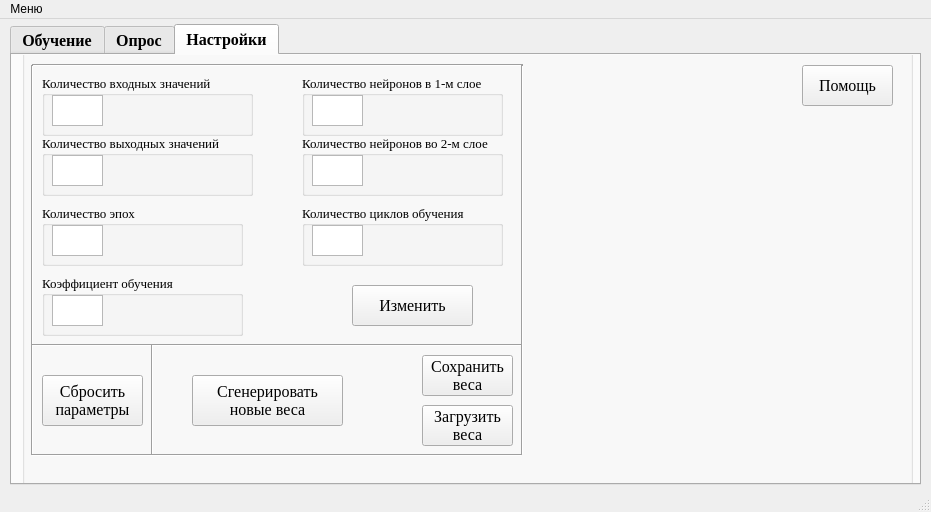
First picture: the form in uixml/shield2.ui, repository ILTZ/NNGUI, before the edit.
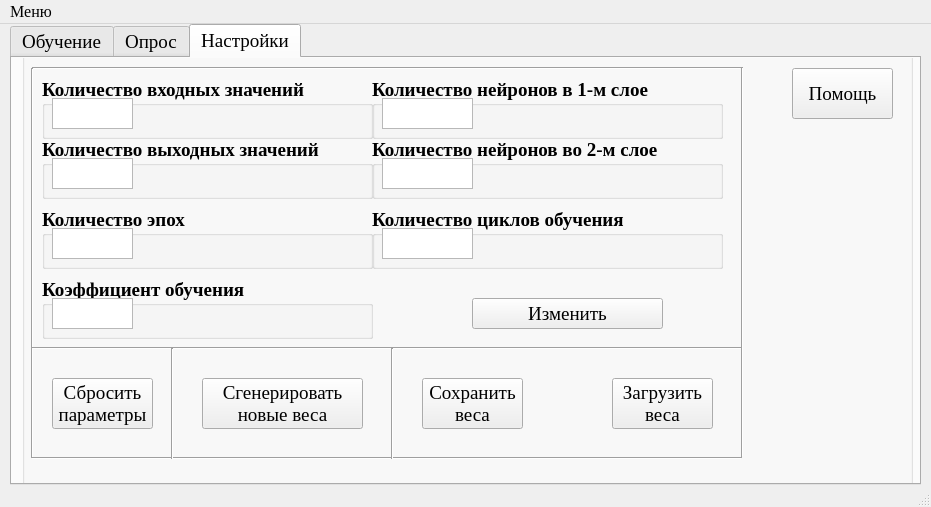
Second picture: the form after the edit. The open tabs and pages were chosen to show the change. Icons and pictures are not drawn.

What changed in the file:
```diff
--- a/uixml/shield2.ui
+++ b/uixml/shield2.ui
@@ -7,7 +7,7 @@
     <x>0</x>
     <y>0</y>
     <width>931</width>
-    <height>512</height>
+    <height>507</height>
    </rect>
   </property>
   <property name="maximumSize">
@@ -42,7 +42,7 @@
       <x>10</x>
       <y>0</y>
       <width>911</width>
-      <height>471</height>
+      <height>461</height>
      </rect>
     </property>
     <layout class="QGridLayout" name="gridLayout_2">
@@ -63,9 +63,9 @@
        <property name="font">
         <font>
          <family>Times New Roman</family>
-         <pointsize>12</pointsize>
-         <weight>75</weight>
-         <bold>true</bold>
+         <pointsize>14</pointsize>
+         <weight>50</weight>
+         <bold>false</bold>
         </font>
        </property>
        <property name="tabShape">
@@ -120,7 +120,7 @@
           <property name="font">
            <font>
             <family>Times New Roman</family>
-            <pointsize>12</pointsize>
+            <pointsize>14</pointsize>
             <weight>75</weight>
             <bold>true</bold>
            </font>
@@ -132,7 +132,7 @@
          <widget class="QGroupBox" name="targetValBox">
           <property name="geometry">
            <rect>
-            <x>300</x>
+            <x>310</x>
             <y>20</y>
             <width>191</width>
             <height>411</height>
@@ -141,7 +141,7 @@
           <property name="font">
            <font>
             <family>Times New Roman</family>
-            <pointsize>12</pointsize>
+            <pointsize>14</pointsize>
             <weight>75</weight>
             <bold>true</bold>
            </font>
@@ -168,7 +168,7 @@
           <property name="font">
            <font>
             <family>Times New Roman</family>
-            <pointsize>12</pointsize>
+            <pointsize>14</pointsize>
             <weight>75</weight>
             <bold>true</bold>
            </font>
@@ -189,7 +189,7 @@
           <property name="font">
            <font>
             <family>Times New Roman</family>
-            <pointsize>12</pointsize>
+            <pointsize>14</pointsize>
             <weight>75</weight>
             <bold>true</bold>
            </font>
@@ -203,7 +203,7 @@
            <rect>
             <x>510</x>
             <y>20</y>
-            <width>231</width>
+            <width>261</width>
             <height>141</height>
            </rect>
           </property>
@@ -222,7 +222,7 @@
           <property name="font">
            <font>
             <family>Times New Roman</family>
-            <pointsize>12</pointsize>
+            <pointsize>14</pointsize>
             <weight>75</weight>
             <bold>true</bold>
            </font>
@@ -238,7 +238,7 @@
             <rect>
              <x>10</x>
              <y>60</y>
-             <width>101</width>
+             <width>131</width>
              <height>71</height>
             </rect>
            </property>
@@ -250,6 +250,8 @@
            </property>
            <property name="font">
             <font>
+             <family>Times New Roman</family>
+             <pointsize>14</pointsize>
              <weight>50</weight>
              <bold>false</bold>
             </font>
@@ -262,14 +264,14 @@
              <rect>
               <x>10</x>
               <y>30</y>
-              <width>81</width>
-              <height>22</height>
+              <width>111</width>
+              <height>31</height>
              </rect>
             </property>
             <property name="maximumSize">
              <size>
-              <width>81</width>
-              <height>22</height>
+              <width>120</width>
+              <height>100</height>
              </size>
             </property>
             <property name="wrapping">
@@ -298,14 +300,22 @@
           <widget class="QGroupBox" name="groupBox_5">
            <property name="geometry">
             <rect>
-             <x>110</x>
+             <x>140</x>
              <y>60</y>
              <width>111</width>
              <height>71</height>
             </rect>
            </property>
+           <property name="maximumSize">
+            <size>
+             <width>10000</width>
+             <height>10000</height>
+            </size>
+           </property>
            <property name="font">
             <font>
+             <family>Times New Roman</family>
+             <pointsize>14</pointsize>
              <weight>50</weight>
              <bold>false</bold>
             </font>
@@ -316,16 +326,16 @@
            <widget class="QLabel" name="performanceLabel">
             <property name="geometry">
              <rect>
-              <x>16</x>
-              <y>22</y>
-              <width>81</width>
+              <x>10</x>
+              <y>30</y>
+              <width>91</width>
               <height>31</height>
              </rect>
             </property>
             <property name="maximumSize">
              <size>
-              <width>81</width>
-              <height>31</height>
+              <width>1000</width>
+              <height>1000</height>
              </size>
             </property>
             <property name="font">
@@ -357,9 +367,9 @@
           </property>
           <property name="font">
            <font>
-            <pointsize>12</pointsize>
-            <weight>50</weight>
-            <bold>false</bold>
+            <pointsize>14</pointsize>
+            <weight>75</weight>
+            <bold>true</bold>
            </font>
           </property>
           <property name="value">
@@ -369,22 +379,22 @@
          <widget class="QPushButton" name="learnHelpBtn">
           <property name="geometry">
            <rect>
-            <x>790</x>
+            <x>780</x>
             <y>20</y>
-            <width>91</width>
-            <height>41</height>
+            <width>101</width>
+            <height>51</height>
            </rect>
           </property>
           <property name="maximumSize">
            <size>
-            <width>91</width>
-            <height>41</height>
+            <width>10000</width>
+            <height>10000</height>
            </size>
           </property>
           <property name="font">
            <font>
             <family>Times New Roman</family>
-            <pointsize>12</pointsize>
+            <pointsize>14</pointsize>
             <weight>50</weight>
             <bold>false</bold>
            </font>
@@ -398,14 +408,14 @@
            <rect>
             <x>210</x>
             <y>70</y>
-            <width>81</width>
+            <width>91</width>
             <height>51</height>
            </rect>
           </property>
           <property name="font">
            <font>
             <family>Times New Roman</family>
-            <pointsize>12</pointsize>
+            <pointsize>14</pointsize>
             <weight>75</weight>
             <bold>true</bold>
            </font>
@@ -420,14 +430,14 @@
            <rect>
             <x>210</x>
             <y>340</y>
-            <width>81</width>
+            <width>91</width>
             <height>51</height>
            </rect>
           </property>
           <property name="font">
            <font>
             <family>Times New Roman</family>
-            <pointsize>12</pointsize>
+            <pointsize>14</pointsize>
             <weight>75</weight>
             <bold>true</bold>
            </font>
@@ -446,7 +456,7 @@
         <widget class="QGroupBox" name="targetValBox_2">
          <property name="geometry">
           <rect>
-           <x>300</x>
+           <x>310</x>
            <y>10</y>
            <width>371</width>
            <height>411</height>
@@ -455,7 +465,7 @@
          <property name="font">
           <font>
            <family>Times New Roman</family>
-           <pointsize>12</pointsize>
+           <pointsize>14</pointsize>
            <weight>75</weight>
            <bold>true</bold>
           </font>
@@ -500,7 +510,7 @@
          <property name="font">
           <font>
            <family>Times New Roman</family>
-           <pointsize>12</pointsize>
+           <pointsize>14</pointsize>
            <weight>75</weight>
            <bold>true</bold>
           </font>
@@ -520,14 +530,14 @@
           <rect>
            <x>210</x>
            <y>60</y>
-           <width>81</width>
+           <width>91</width>
            <height>51</height>
           </rect>
          </property>
          <property name="font">
           <font>
            <family>Times New Roman</family>
-           <pointsize>12</pointsize>
+           <pointsize>14</pointsize>
            <weight>75</weight>
            <bold>true</bold>
           </font>
@@ -542,14 +552,14 @@
           <rect>
            <x>210</x>
            <y>330</y>
-           <width>81</width>
+           <width>91</width>
            <height>51</height>
           </rect>
          </property>
          <property name="font">
           <font>
            <family>Times New Roman</family>
-           <pointsize>12</pointsize>
+           <pointsize>14</pointsize>
            <weight>75</weight>
            <bold>true</bold>
           </font>
@@ -562,16 +572,16 @@
         <widget class="QPushButton" name="queryHelpBtn">
          <property name="geometry">
           <rect>
-           <x>790</x>
+           <x>780</x>
            <y>10</y>
-           <width>91</width>
-           <height>41</height>
+           <width>101</width>
+           <height>51</height>
           </rect>
          </property>
          <property name="font">
           <font>
            <family>Times New Roman</family>
-           <pointsize>12</pointsize>
+           <pointsize>14</pointsize>
            <weight>50</weight>
            <bold>false</bold>
           </font>
@@ -592,7 +602,7 @@
          <property name="font">
           <font>
            <family>Times New Roman</family>
-           <pointsize>12</pointsize>
+           <pointsize>14</pointsize>
            <weight>75</weight>
            <bold>true</bold>
           </font>
@@ -637,15 +647,16 @@
            <rect>
             <x>20</x>
             <y>160</y>
-            <width>201</width>
+            <width>331</width>
             <height>61</height>
            </rect>
           </property>
           <property name="font">
            <font>
-            <pointsize>10</pointsize>
-            <weight>50</weight>
-            <bold>false</bold>
+            <family>Times New Roman</family>
+            <pointsize>14</pointsize>
+            <weight>75</weight>
+            <bold>true</bold>
            </font>
           </property>
           <property name="title">
@@ -656,24 +667,37 @@
             <rect>
              <x>10</x>
              <y>20</y>
-             <width>51</width>
+             <width>81</width>
              <height>31</height>
             </rect>
            </property>
+           <property name="font">
+            <font>
+             <pointsize>12</pointsize>
+             <weight>50</weight>
+             <bold>false</bold>
+            </font>
+           </property>
+           <property name="verticalScrollBarPolicy">
+            <enum>Qt::ScrollBarAlwaysOff</enum>
+           </property>
+           <property name="horizontalScrollBarPolicy">
+            <enum>Qt::ScrollBarAlwaysOff</enum>
+           </property>
           </widget>
          </widget>
          <widget class="QPushButton" name="epochsLoopsBtn">
           <property name="geometry">
            <rect>
-            <x>330</x>
-            <y>240</y>
-            <width>121</width>
-            <height>41</height>
+            <x>450</x>
+            <y>250</y>
+            <width>191</width>
+            <height>31</height>
            </rect>
           </property>
           <property name="font">
            <font>
-            <pointsize>12</pointsize>
+            <pointsize>14</pointsize>
             <weight>50</weight>
             <bold>false</bold>
            </font>
@@ -687,7 +711,7 @@
            <rect>
             <x>10</x>
             <y>10</y>
-            <width>491</width>
+            <width>709</width>
             <height>20</height>
            </rect>
           </property>
@@ -698,8 +722,8 @@
          <widget class="Line" name="line_2">
           <property name="geometry">
            <rect>
-            <x>490</x>
-            <y>20</y>
+            <x>710</x>
+            <y>19</y>
             <width>20</width>
             <height>390</height>
            </rect>
@@ -713,7 +737,7 @@
            <rect>
             <x>10</x>
             <y>400</y>
-            <width>490</width>
+            <width>710</width>
             <height>20</height>
            </rect>
           </property>
@@ -737,16 +761,15 @@
          <widget class="QPushButton" name="RerandWeightsBtn">
           <property name="geometry">
            <rect>
-            <x>170</x>
+            <x>180</x>
             <y>330</y>
-            <width>151</width>
+            <width>161</width>
             <height>51</height>
            </rect>
           </property>
           <property name="font">
            <font>
-            <family>Times New Roman</family>
-            <pointsize>12</pointsize>
+            <pointsize>14</pointsize>
             <weight>50</weight>
             <bold>false</bold>
            </font>
@@ -760,14 +783,14 @@
           <property name="geometry">
            <rect>
             <x>400</x>
-            <y>310</y>
-            <width>91</width>
-            <height>41</height>
+            <y>330</y>
+            <width>101</width>
+            <height>51</height>
            </rect>
           </property>
           <property name="font">
            <font>
-            <pointsize>12</pointsize>
+            <pointsize>14</pointsize>
             <weight>50</weight>
             <bold>false</bold>
            </font>
@@ -780,15 +803,15 @@
          <widget class="QPushButton" name="LoadWeightsBtn">
           <property name="geometry">
            <rect>
-            <x>400</x>
-            <y>360</y>
-            <width>91</width>
-            <height>41</height>
+            <x>590</x>
+            <y>330</y>
+            <width>101</width>
+            <height>51</height>
            </rect>
           </property>
           <property name="font">
            <font>
-            <pointsize>12</pointsize>
+            <pointsize>14</pointsize>
             <weight>50</weight>
             <bold>false</bold>
            </font>
@@ -801,7 +824,7 @@
          <widget class="QPushButton" name="clearBtn">
           <property name="geometry">
            <rect>
-            <x>20</x>
+            <x>30</x>
             <y>330</y>
             <width>101</width>
             <height>51</height>
@@ -809,8 +832,7 @@
           </property>
           <property name="font">
            <font>
-            <family>Times New Roman</family>
-            <pointsize>12</pointsize>
+            <pointsize>14</pointsize>
             <weight>50</weight>
             <bold>false</bold>
            </font>
@@ -825,15 +847,16 @@
            <rect>
             <x>20</x>
             <y>230</y>
-            <width>201</width>
+            <width>331</width>
             <height>61</height>
            </rect>
           </property>
           <property name="font">
            <font>
-            <pointsize>10</pointsize>
-            <weight>50</weight>
-            <bold>false</bold>
+            <family>Times New Roman</family>
+            <pointsize>14</pointsize>
+            <weight>75</weight>
+            <bold>true</bold>
            </font>
           </property>
           <property name="title">
@@ -844,25 +867,38 @@
             <rect>
              <x>10</x>
              <y>20</y>
-             <width>51</width>
+             <width>81</width>
              <height>31</height>
             </rect>
            </property>
+           <property name="font">
+            <font>
+             <pointsize>12</pointsize>
+             <weight>50</weight>
+             <bold>false</bold>
+            </font>
+           </property>
+           <property name="verticalScrollBarPolicy">
+            <enum>Qt::ScrollBarAlwaysOff</enum>
+           </property>
+           <property name="horizontalScrollBarPolicy">
+            <enum>Qt::ScrollBarAlwaysOff</enum>
+           </property>
           </widget>
          </widget>
          <widget class="QPushButton" name="settingsHelpBtn">
           <property name="geometry">
            <rect>
-            <x>780</x>
+            <x>770</x>
             <y>20</y>
-            <width>91</width>
-            <height>41</height>
+            <width>101</width>
+            <height>51</height>
            </rect>
           </property>
           <property name="font">
            <font>
             <family>Times New Roman</family>
-            <pointsize>12</pointsize>
+            <pointsize>14</pointsize>
             <weight>50</weight>
             <bold>false</bold>
            </font>
@@ -876,10 +912,18 @@
            <rect>
             <x>20</x>
             <y>30</y>
-            <width>211</width>
+            <width>331</width>
             <height>61</height>
            </rect>
           </property>
+          <property name="font">
+           <font>
+            <family>Times New Roman</family>
+            <pointsize>14</pointsize>
+            <weight>75</weight>
+            <bold>true</bold>
+           </font>
+          </property>
           <property name="title">
            <string>Количество входных значений</string>
           </property>
@@ -888,10 +932,26 @@
             <rect>
              <x>10</x>
              <y>20</y>
-             <width>51</width>
+             <width>81</width>
              <height>31</height>
             </rect>
            </property>
+           <property name="font">
+            <font>
+             <pointsize>12</pointsize>
+             <weight>50</weight>
+             <bold>false</bold>
+            </font>
+           </property>
+           <property name="frameShape">
+            <enum>QFrame::StyledPanel</enum>
+           </property>
+           <property name="verticalScrollBarPolicy">
+            <enum>Qt::ScrollBarAlwaysOff</enum>
+           </property>
+           <property name="horizontalScrollBarPolicy">
+            <enum>Qt::ScrollBarAlwaysOff</enum>
+           </property>
           </widget>
          </widget>
          <widget class="QGroupBox" name="groupBox_7">
@@ -899,10 +959,18 @@
            <rect>
             <x>20</x>
             <y>90</y>
-            <width>211</width>
+            <width>331</width>
             <height>61</height>
            </rect>
           </property>
+          <property name="font">
+           <font>
+            <family>Times New Roman</family>
+            <pointsize>14</pointsize>
+            <weight>75</weight>
+            <bold>true</bold>
+           </font>
+          </property>
           <property name="title">
            <string>Количество выходных значений</string>
           </property>
@@ -911,21 +979,42 @@
             <rect>
              <x>10</x>
              <y>20</y>
-             <width>51</width>
+             <width>81</width>
              <height>31</height>
             </rect>
            </property>
+           <property name="font">
+            <font>
+             <pointsize>12</pointsize>
+             <weight>50</weight>
+             <bold>false</bold>
+            </font>
+           </property>
+           <property name="verticalScrollBarPolicy">
+            <enum>Qt::ScrollBarAlwaysOff</enum>
+           </property>
+           <property name="horizontalScrollBarPolicy">
+            <enum>Qt::ScrollBarAlwaysOff</enum>
+           </property>
           </widget>
          </widget>
          <widget class="QGroupBox" name="groupBox_8">
           <property name="geometry">
            <rect>
-            <x>280</x>
+            <x>350</x>
             <y>30</y>
-            <width>201</width>
+            <width>351</width>
             <height>61</height>
            </rect>
           </property>
+          <property name="font">
+           <font>
+            <family>Times New Roman</family>
+            <pointsize>14</pointsize>
+            <weight>75</weight>
+            <bold>true</bold>
+           </font>
+          </property>
           <property name="title">
            <string>Количество нейронов в 1-м слое</string>
           </property>
@@ -934,21 +1023,42 @@
             <rect>
              <x>10</x>
              <y>20</y>
-             <width>51</width>
+             <width>91</width>
              <height>31</height>
             </rect>
            </property>
+           <property name="font">
+            <font>
+             <pointsize>12</pointsize>
+             <weight>50</weight>
+             <bold>false</bold>
+            </font>
+           </property>
+           <property name="verticalScrollBarPolicy">
+            <enum>Qt::ScrollBarAlwaysOff</enum>
+           </property>
+           <property name="horizontalScrollBarPolicy">
+            <enum>Qt::ScrollBarAlwaysOff</enum>
+           </property>
           </widget>
          </widget>
          <widget class="QGroupBox" name="groupBox_9">
           <property name="geometry">
            <rect>
-            <x>280</x>
+            <x>350</x>
             <y>90</y>
-            <width>201</width>
+            <width>351</width>
             <height>61</height>
            </rect>
           </property>
+          <property name="font">
+           <font>
+            <family>Times New Roman</family>
+            <pointsize>14</pointsize>
+            <weight>75</weight>
+            <bold>true</bold>
+           </font>
+          </property>
           <property name="title">
            <string>Количество нейронов во 2-м слое</string>
           </property>
@@ -957,26 +1067,40 @@
             <rect>
              <x>10</x>
              <y>20</y>
-             <width>51</width>
+             <width>91</width>
              <height>31</height>
             </rect>
            </property>
+           <property name="font">
+            <font>
+             <pointsize>12</pointsize>
+             <weight>50</weight>
+             <bold>false</bold>
+            </font>
+           </property>
+           <property name="verticalScrollBarPolicy">
+            <enum>Qt::ScrollBarAlwaysOff</enum>
+           </property>
+           <property name="horizontalScrollBarPolicy">
+            <enum>Qt::ScrollBarAlwaysOff</enum>
+           </property>
           </widget>
          </widget>
          <widget class="QGroupBox" name="groupBox">
           <property name="geometry">
            <rect>
-            <x>280</x>
+            <x>350</x>
             <y>160</y>
-            <width>201</width>
+            <width>351</width>
             <height>61</height>
            </rect>
           </property>
           <property name="font">
            <font>
-            <pointsize>10</pointsize>
-            <weight>50</weight>
-            <bold>false</bold>
+            <family>Times New Roman</family>
+            <pointsize>14</pointsize>
+            <weight>75</weight>
+            <bold>true</bold>
            </font>
           </property>
           <property name="title">
@@ -987,10 +1111,23 @@
             <rect>
              <x>10</x>
              <y>20</y>
-             <width>51</width>
+             <width>91</width>
              <height>31</height>
             </rect>
            </property>
+           <property name="font">
+            <font>
+             <pointsize>12</pointsize>
+             <weight>50</weight>
+             <bold>false</bold>
+            </font>
+           </property>
+           <property name="verticalScrollBarPolicy">
+            <enum>Qt::ScrollBarAlwaysOff</enum>
+           </property>
+           <property name="horizontalScrollBarPolicy">
+            <enum>Qt::ScrollBarAlwaysOff</enum>
+           </property>
           </widget>
          </widget>
          <widget class="Line" name="line_4">
@@ -998,7 +1135,7 @@
            <rect>
             <x>10</x>
             <y>290</y>
-            <width>490</width>
+            <width>710</width>
             <height>20</height>
            </rect>
           </property>
@@ -1009,8 +1146,21 @@
          <widget class="Line" name="line_6">
           <property name="geometry">
            <rect>
-            <x>120</x>
-            <y>299</y>
+            <x>140</x>
+            <y>300</y>
+            <width>20</width>
+            <height>111</height>
+           </rect>
+          </property>
+          <property name="orientation">
+           <enum>Qt::Vertical</enum>
+          </property>
+         </widget>
+         <widget class="Line" name="line_7">
+          <property name="geometry">
+           <rect>
+            <x>360</x>
+            <y>300</y>
             <width>20</width>
             <height>111</height>
            </rect>
@@ -1038,6 +1188,7 @@
          <zorder>groupBox</zorder>
          <zorder>line_4</zorder>
          <zorder>line_6</zorder>
+         <zorder>line_7</zorder>
         </widget>
        </widget>
       </widget>
@@ -1051,10 +1202,28 @@
      <x>0</x>
      <y>0</y>
      <width>931</width>
-     <height>21</height>
+     <height>25</height>
     </rect>
    </property>
+   <property name="font">
+    <font>
+     <family>Times New Roman</family>
+     <pointsize>12</pointsize>
+    </font>
+   </property>
+   <property name="defaultUp">
+    <bool>false</bool>
+   </property>
+   <property name="nativeMenuBar">
+    <bool>true</bool>
+   </property>
    <widget class="QMenu" name="menu">
+    <property name="font">
+     <font>
+      <family>Times New Roman</family>
+      <pointsize>12</pointsize>
+     </font>
+    </property>
     <property name="title">
      <string>Меню</string>
     </property>
```
